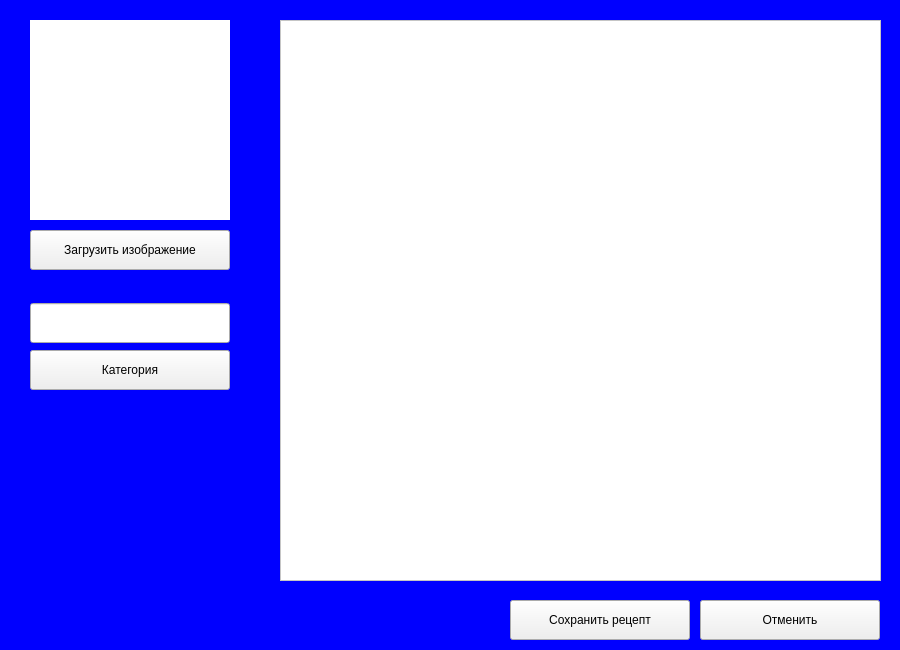
Krasnoffsky/Study, file Visual Programming/CourseWork/Part2/ReceptBook/newrecordwidget.ui: the form before one commit.
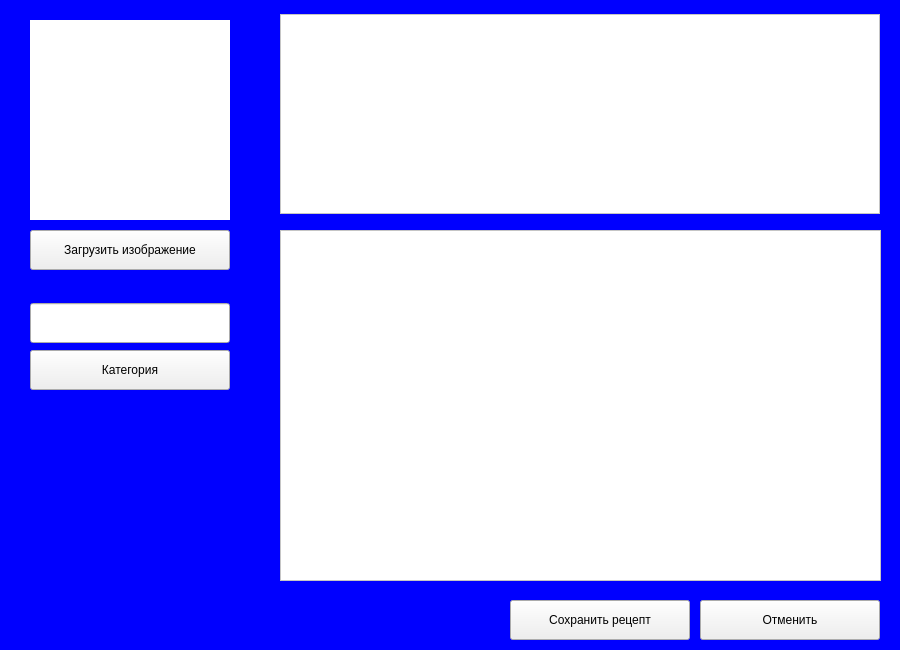
The form after the commit.

Diff of the .ui file:
```diff
--- a/Visual Programming/CourseWork/Part2/ReceptBook/newrecordwidget.ui
+++ b/Visual Programming/CourseWork/Part2/ReceptBook/newrecordwidget.ui
@@ -62,9 +62,9 @@
    <property name="geometry">
     <rect>
      <x>280</x>
-     <y>20</y>
+     <y>230</y>
      <width>601</width>
-     <height>561</height>
+     <height>351</height>
     </rect>
    </property>
   </widget>
@@ -104,6 +104,16 @@
     </rect>
    </property>
   </widget>
+  <widget class="QTextEdit" name="ingredientsBox">
+   <property name="geometry">
+    <rect>
+     <x>280</x>
+     <y>14</y>
+     <width>600</width>
+     <height>200</height>
+    </rect>
+   </property>
+  </widget>
  </widget>
  <resources/>
  <connections>
```
Left out of the diff: 2 changed lines with no effect on the pictures.
